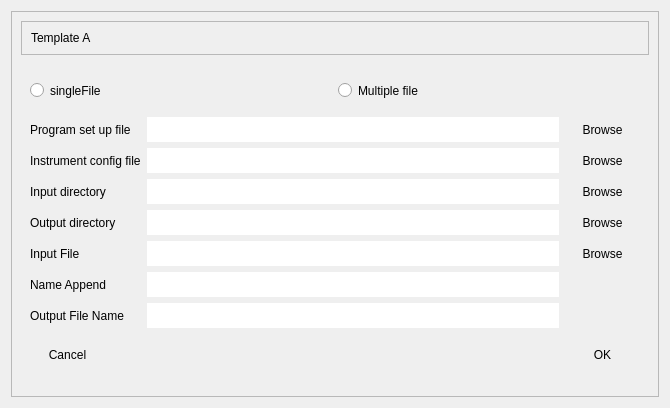
This is UI/FormatA.ui in ShanthaKumarR/dam_data_post_processing_application as Qt 5 draws it before an edit. The edited form follows.
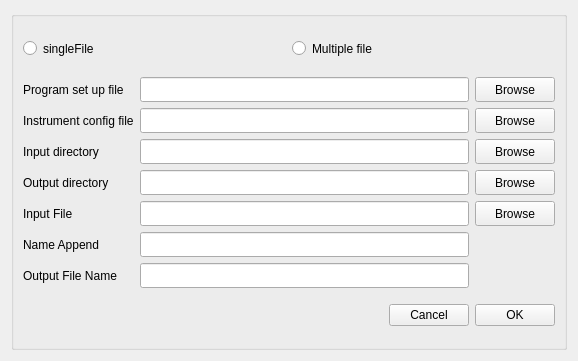
This is the edited form.

Commit message: updating user interface files

```diff
--- a/UI/FormatA.ui
+++ b/UI/FormatA.ui
@@ -6,61 +6,32 @@
    <rect>
     <x>0</x>
     <y>0</y>
-    <width>670</width>
-    <height>408</height>
+    <width>578</width>
+    <height>361</height>
    </rect>
   </property>
+  <property name="sizePolicy">
+   <sizepolicy hsizetype="Minimum" vsizetype="Minimum">
+    <horstretch>0</horstretch>
+    <verstretch>0</verstretch>
+   </sizepolicy>
+  </property>
   <property name="windowTitle">
    <string>Form</string>
   </property>
   <layout class="QVBoxLayout" name="verticalLayout">
    <item>
-    <widget class="QFrame" name="frame">
-     <property name="frameShape">
-      <enum>QFrame::StyledPanel</enum>
+    <widget class="QGroupBox" name="groupBox">
+     <property name="sizePolicy">
+      <sizepolicy hsizetype="Minimum" vsizetype="Minimum">
+       <horstretch>0</horstretch>
+       <verstretch>0</verstretch>
+      </sizepolicy>
      </property>
-     <property name="frameShadow">
-      <enum>QFrame::Raised</enum>
+     <property name="title">
+      <string/>
      </property>
      <layout class="QVBoxLayout" name="verticalLayout_2">
-      <item alignment="Qt::AlignTop">
-       <widget class="QFrame" name="frame_4">
-        <property name="frameShape">
-         <enum>QFrame::StyledPanel</enum>
-        </property>
-        <property name="frameShadow">
-         <enum>QFrame::Raised</enum>
-        </property>
-        <layout class="QVBoxLayout" name="verticalLayout_3">
-         <item>
-          <widget class="QLabel" name="DP_TitleLB">
-           <property name="text">
-            <string>Template A</string>
-           </property>
-          </widget>
-         </item>
-        </layout>
-       </widget>
-      </item>
-      <item>
-       <widget class="QFrame" name="frame_5">
-        <property name="sizePolicy">
-         <sizepolicy hsizetype="Preferred" vsizetype="Expanding">
-          <horstretch>0</horstretch>
-          <verstretch>0</verstretch>
-         </sizepolicy>
-        </property>
-        <property name="styleSheet">
-         <string notr="true">
-border-radius: 20px;</string>
-        </property>
-        <property name="frameShape">
-         <enum>QFrame::StyledPanel</enum>
-        </property>
-        <property name="frameShadow">
-         <enum>QFrame::Raised</enum>
-        </property>
-        <layout class="QVBoxLayout" name="verticalLayout_4">
          <item>
           <layout class="QHBoxLayout" name="horizontalLayout">
            <item>
@@ -281,17 +252,26 @@
          </item>
          <item>
           <layout class="QHBoxLayout" name="horizontalLayout_2">
-           <item>
+        <property name="sizeConstraint">
+         <enum>QLayout::SetNoConstraint</enum>
+        </property>
+        <item alignment="Qt::AlignRight">
             <widget class="QPushButton" name="DP_CancelPB">
+          <property name="sizePolicy">
+           <sizepolicy hsizetype="Maximum" vsizetype="Maximum">
+            <horstretch>0</horstretch>
+            <verstretch>0</verstretch>
+           </sizepolicy>
+          </property>
              <property name="minimumSize">
               <size>
-               <width>75</width>
-               <height>25</height>
+            <width>0</width>
+            <height>0</height>
               </size>
              </property>
              <property name="maximumSize">
               <size>
-               <width>75</width>
+            <width>16777215</width>
                <height>16777215</height>
               </size>
              </property>
@@ -300,12 +280,18 @@
              </property>
             </widget>
            </item>
-           <item alignment="Qt::AlignRight">
+        <item>
             <widget class="QPushButton" name="DP_OkayPB">
+          <property name="sizePolicy">
+           <sizepolicy hsizetype="Maximum" vsizetype="Maximum">
+            <horstretch>0</horstretch>
+            <verstretch>0</verstretch>
+           </sizepolicy>
+          </property>
              <property name="minimumSize">
               <size>
-               <width>75</width>
-               <height>25</height>
+            <width>0</width>
+            <height>0</height>
               </size>
              </property>
              <property name="text">
@@ -314,9 +300,6 @@
             </widget>
            </item>
           </layout>
-         </item>
-        </layout>
-       </widget>
       </item>
      </layout>
     </widget>
```
Left out of the diff: 4 changed lines with no effect on the pictures. Lines whose indentation alone changed are shown as unchanged. The commit also changes 2 other files.
